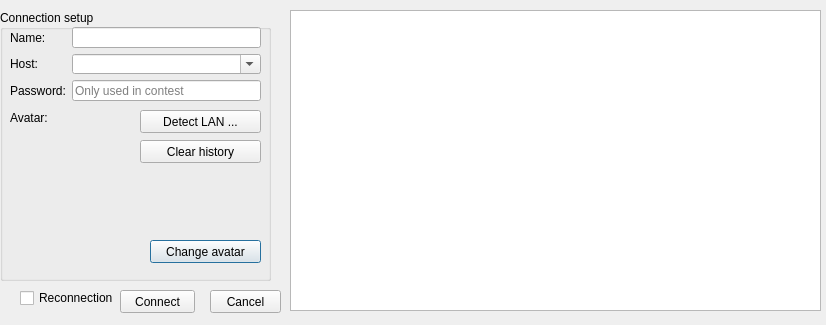
The window that src/dialog/connectiondialog.ui (BeginnerSlob/TouhouTripleSha) describes before a commit, drawn with Qt 5.
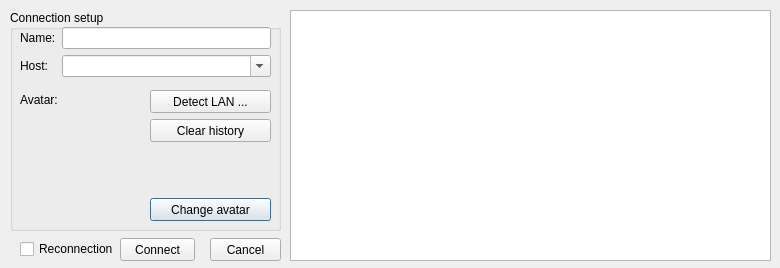
The same window after the commit.

```diff
--- a/src/dialog/connectiondialog.ui
+++ b/src/dialog/connectiondialog.ui
@@ -9,8 +9,8 @@
    <rect>
     <x>0</x>
     <y>0</y>
-    <width>826</width>
-    <height>325</height>
+    <width>780</width>
+    <height>268</height>
    </rect>
   </property>
   <property name="windowTitle">
@@ -19,10 +19,10 @@
   <widget class="QGroupBox" name="groupBox">
    <property name="geometry">
     <rect>
-     <x>0</x>
+     <x>10</x>
      <y>10</y>
      <width>271</width>
-     <height>271</height>
+     <height>221</height>
     </rect>
    </property>
    <property name="title">
@@ -32,7 +32,7 @@
     <property name="geometry">
      <rect>
       <x>10</x>
-      <y>100</y>
+      <y>82</y>
       <width>42</width>
       <height>16</height>
      </rect>
@@ -45,7 +45,7 @@
     <property name="geometry">
      <rect>
       <x>20</x>
-      <y>140</y>
+      <y>108</y>
       <width>100</width>
       <height>100</height>
      </rect>
@@ -66,9 +66,9 @@
    <widget class="QPushButton" name="changeAvatarButton">
     <property name="geometry">
      <rect>
-      <x>150</x>
-      <y>230</y>
-      <width>111</width>
+      <x>140</x>
+      <y>188</y>
+      <width>121</width>
       <height>23</height>
      </rect>
     </property>
@@ -80,7 +80,7 @@
     <property name="geometry">
      <rect>
       <x>140</x>
-      <y>100</y>
+      <y>80</y>
       <width>121</width>
       <height>23</height>
      </rect>
@@ -93,7 +93,7 @@
     <property name="geometry">
      <rect>
       <x>140</x>
-      <y>130</y>
+      <y>109</y>
       <width>121</width>
       <height>23</height>
      </rect>
@@ -108,7 +108,7 @@
       <x>10</x>
       <y>17</y>
       <width>251</width>
-      <height>74</height>
+      <height>51</height>
      </rect>
     </property>
     <layout class="QFormLayout" name="formLayout">
@@ -139,23 +139,6 @@
        </property>
       </widget>
      </item>
-     <item row="2" column="0">
-      <widget class="QLabel" name="passwordLabel">
-       <property name="text">
-        <string>Password:</string>
-       </property>
-      </widget>
-     </item>
-     <item row="2" column="1">
-      <widget class="QLineEdit" name="passwordLineEdit">
-       <property name="echoMode">
-        <enum>QLineEdit::Password</enum>
-       </property>
-       <property name="placeholderText">
-        <string>Only used in contest</string>
-       </property>
-      </widget>
-     </item>
     </layout>
    </widget>
   </widget>
@@ -164,8 +147,8 @@
     <rect>
      <x>290</x>
      <y>10</y>
-     <width>531</width>
-     <height>301</height>
+     <width>481</width>
+     <height>251</height>
     </rect>
    </property>
    <property name="iconSize">
@@ -185,7 +168,7 @@
    <property name="geometry">
     <rect>
      <x>210</x>
-     <y>290</y>
+     <y>238</y>
      <width>71</width>
      <height>23</height>
     </rect>
@@ -198,7 +181,7 @@
    <property name="geometry">
     <rect>
      <x>120</x>
-     <y>290</y>
+     <y>238</y>
      <width>75</width>
      <height>23</height>
     </rect>
@@ -211,7 +194,7 @@
    <property name="geometry">
     <rect>
      <x>20</x>
-     <y>290</y>
+     <y>241</y>
      <width>95</width>
      <height>16</height>
     </rect>
```
